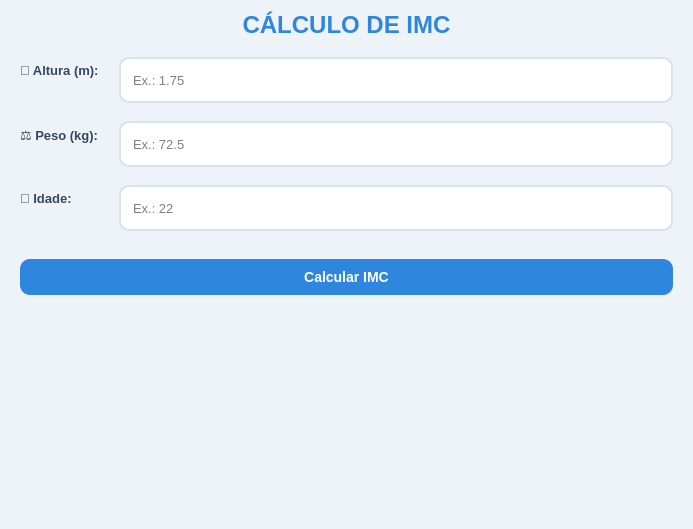
Before: the Qt Designer form imc.ui in gusxta44/IMC, drawn with Qt 5.
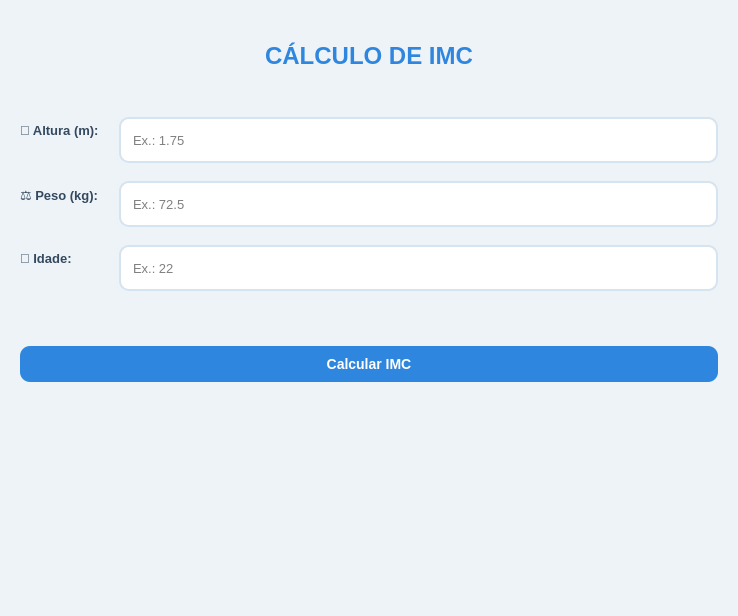
After: the same form once the commit is applied.

Commit message: ajustes no tamanho da calculadora de IMC no QT

Diff of the .ui file:
```diff
--- a/imc.ui
+++ b/imc.ui
@@ -6,8 +6,8 @@
    <rect>
     <x>0</x>
     <y>0</y>
-    <width>693</width>
-    <height>529</height>
+    <width>738</width>
+    <height>616</height>
    </rect>
   </property>
   <property name="windowTitle">
@@ -65,6 +65,19 @@
    </string>
   </property>
   <layout class="QVBoxLayout" name="verticalLayout">
+   <item>
+    <spacer name="verticalSpacer_3">
+     <property name="orientation">
+      <enum>Qt::Vertical</enum>
+     </property>
+     <property name="sizeHint" stdset="0">
+      <size>
+       <width>20</width>
+       <height>40</height>
+      </size>
+     </property>
+    </spacer>
+   </item>
    <item>
     <widget class="QLabel" name="lblTitulo">
      <property name="text">
```
The commit also changes 1 other file.
